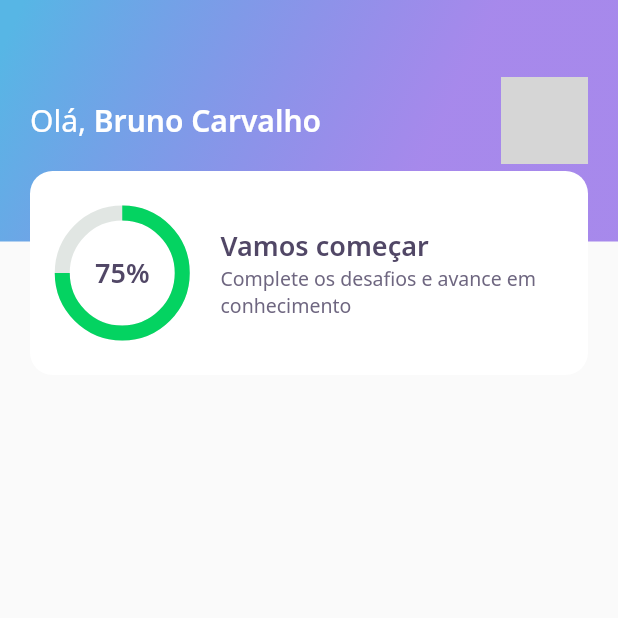
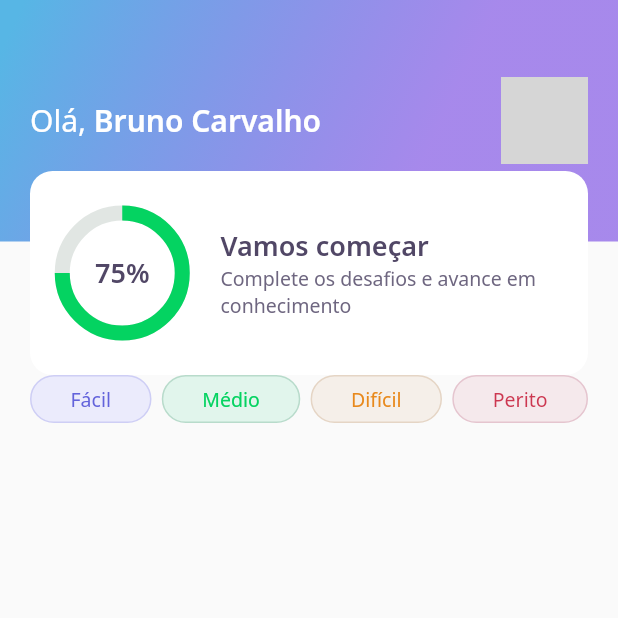
Before and after one commit to brunocarvalhs/NLW5, a Flutter app: the screen it shows after launch, on a phone screen of 412 x 824 dp, the top half of it. Run offline on Flutter 3.47's test engine with Material 2 defaults, Android fonts, the phone set to English and light mode, and no system bars; our stand-ins replace google_fonts; network calls fail; grey boxes are pictures that could not be loaded.

Commit message:
Inicio da aula 2

```diff
--- a/lib/home/home_page.dart
+++ b/lib/home/home_page.dart
@@ -1,4 +1,5 @@
 import 'package:DevQuiz/home/widgets/appbar/app_bar_widget.dart';
+import 'package:DevQuiz/home/widgets/level_button/level_button_widget.dart';
 import 'package:flutter/material.dart';
 
 class HomePage extends StatefulWidget {
@@ -14,6 +15,26 @@ class _HomePageState extends State<HomePage> {
       appBar: AppBarWidget(
         name: "Bruno Carvalho",
       ),
+      body: Padding(
+        padding: const EdgeInsets.symmetric(horizontal: 20),
+        child: Row(
+          mainAxisAlignment: MainAxisAlignment.spaceBetween,
+          children: [
+            LevelButtonWidget(
+              label: "Fácil",
+            ),
+            LevelButtonWidget(
+              label: "Médio",
+            ),
+            LevelButtonWidget(
+              label: "Difícil",
+            ),
+            LevelButtonWidget(
+              label: "Perito",
+            ),
+          ],
+        ),
+      ),
     );
   }
 }
--- /dev/null
+++ b/lib/home/widgets/level_button/level_button_widget.dart
@@ -0,0 +1,64 @@
+import 'package:DevQuiz/core/core.dart';
+import 'package:flutter/material.dart';
+import 'package:google_fonts/google_fonts.dart';
+
+class LevelButtonWidget extends StatelessWidget {
+  final String label;
+  LevelButtonWidget({
+    Key? key,
+    required this.label,
+  })   : assert(["Fácil", "Médio", "Difícil", "Perito"].contains(label)),
+        super(key: key);
+
+  final config = {
+    "Fácil": {
+      "color": AppColors.levelButtonFacil,
+      "borderColor": AppColors.levelButtonBorderFacil,
+      "fontColor": AppColors.levelButtonTextFacil
+    },
+    "Médio": {
+      "color": AppColors.levelButtonMedio,
+      "borderColor": AppColors.levelButtonBorderMedio,
+      "fontColor": AppColors.levelButtonTextMedio
+    },
+    "Difícil": {
+      "color": AppColors.levelButtonDificil,
+      "borderColor": AppColors.levelButtonBorderDificil,
+      "fontColor": AppColors.levelButtonTextDificil
+    },
+    "Perito": {
+      "color": AppColors.levelButtonPerito,
+      "borderColor": AppColors.levelButtonBorderPerito,
+      "fontColor": AppColors.levelButtonTextPerito
+    },
+  };
+
+  Color get color => config[label]!['color']!;
+  Color get borderColor => config[label]!['borderColor']!;
+  Color get fontColor => config[label]!['fontColor']!;
+
+  @override
+  Widget build(BuildContext context) {
+    return Container(
+      decoration: BoxDecoration(
+        color: color,
+        borderRadius: BorderRadius.circular(28),
+        border: Border.fromBorderSide(
+          BorderSide(
+            color: borderColor,
+          ),
+        ),
+      ),
+      child: Padding(
+        padding: const EdgeInsets.symmetric(horizontal: 26, vertical: 6),
+        child: Text(
+          label,
+          style: GoogleFonts.notoSans(
+            color: fontColor,
+            fontSize: 13,
+          ),
+        ),
+      ),
+    );
+  }
+}
```
